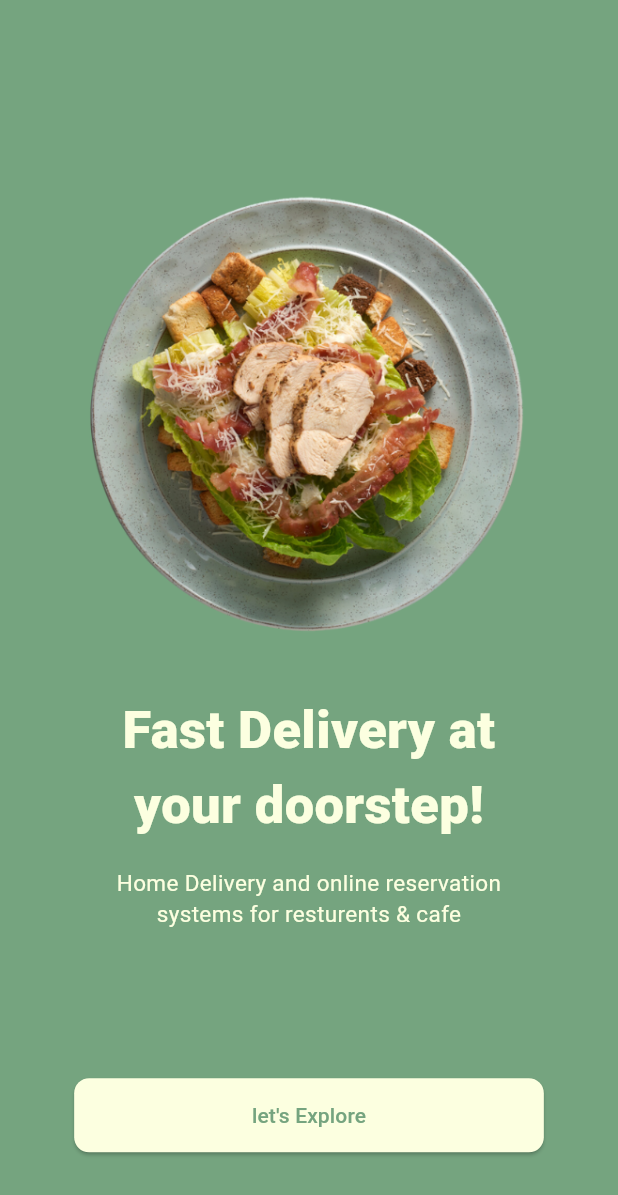
After one commit to RabiaAmin/foodApp, a Flutter app: the screen it shows after launch, on a phone screen of 412 x 824 dp. The commit adds this screen. Shown: the top 1195 px of the screen. Run offline on Flutter 3.47's test engine with Material 3 defaults, Android fonts, the phone set to English and light mode, and no system bars.

```diff
--- a/lib/main.dart
+++ b/lib/main.dart
@@ -1,7 +1,7 @@
 import 'package:flutter/material.dart';
 import 'package:flutter/services.dart';
 import 'package:revision_app/constant.dart';
-import 'package:revision_app/home.dart';
+import 'package:revision_app/onBoardingScreen.dart';
 import 'package:revision_app/model.dart';
 
 void main() {
@@ -21,7 +21,7 @@ class MyApp extends StatelessWidget {
         colorScheme: ColorScheme.fromSeed(seedColor: Colors.deepPurple),
         useMaterial3: true,
       ),
-      home: Home(),
+      home: OnBoardingScreen(),
     );
   }
 }
--- /dev/null
+++ b/lib/onBoardingScreen.dart
@@ -0,0 +1,64 @@
+import 'package:flutter/material.dart';
+import 'package:revision_app/constant.dart';
+import 'package:revision_app/sizeConfig.dart';
+
+class OnBoardingScreen extends StatelessWidget {
+  const OnBoardingScreen({super.key});
+
+  @override
+  Widget build(BuildContext context) {
+    SizeConfig().init(context);
+    return Scaffold(
+      backgroundColor: kPrimaryColor,
+      body: Padding(
+        padding: EdgeInsets.symmetric(horizontal: SizeConfig.blockW! * 12),
+        child: SingleChildScrollView(
+            child: Column(
+          children: [
+            SizedBox(
+              height: SizeConfig.blockH! * 15,
+            ),
+            Image.asset("assets/images/meal.png"),
+            SizedBox(
+              height: SizeConfig.blockH! * 3,
+            ),
+            const Text(
+              "Fast Delivery at your doorstep!",
+              style: TextStyle(
+                  fontSize: 35,
+                  fontWeight: FontWeight.w800,
+                  color: kPrimaryLightColor),
+              textAlign: TextAlign.center,
+            ),
+            SizedBox(
+              height: SizeConfig.blockH! * 2,
+            ),
+            Text(
+              "Home Delivery and online reservation systems for resturents & cafe",
+              style: TextStyle(fontSize: 15, color: kPrimaryLightColor),
+              textAlign: TextAlign.center,
+            ),
+            SizedBox(
+              height: SizeConfig.blockH! * 12,
+            ),
+            Container(
+              width: double.infinity,
+              height: SizeConfig.blockH! * 6,
+              child: ElevatedButton(
+                onPressed: () {},
+                child: Text(
+                  "let's Explore",
+                  style: TextStyle(color: kPrimaryColor),
+                ),
+                style: ElevatedButton.styleFrom(
+                    backgroundColor: kPrimaryLightColor,
+                    shape: RoundedRectangleBorder(
+                        borderRadius: BorderRadius.circular(10))),
+              ),
+            ),
+          ],
+        )),
+      ),
+    );
+  }
+}
```
